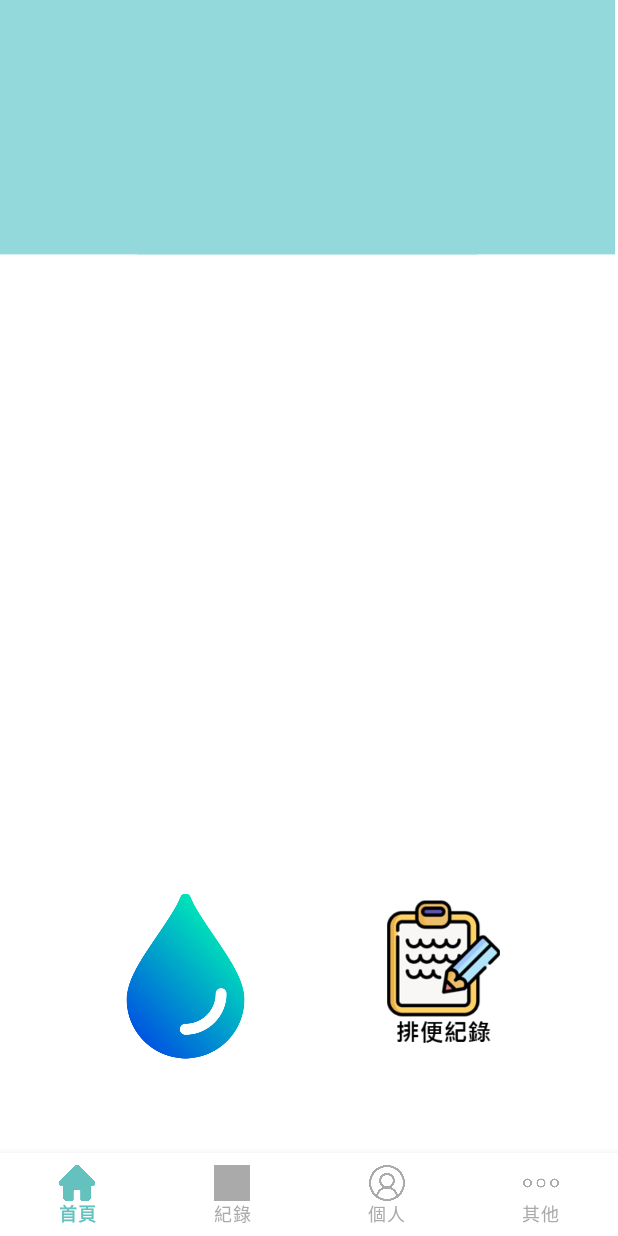
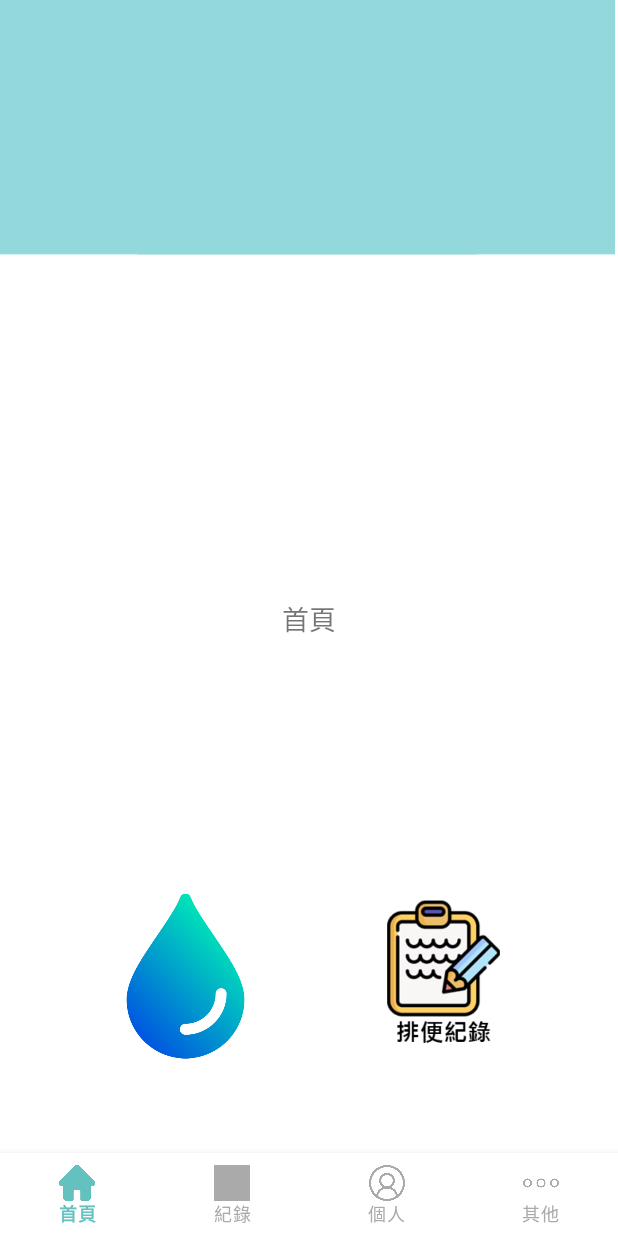
Before and after one commit to YShann/rx-and-mvvm, an Android app: the screen it shows after launch (MainActivity), on a phone screen of 412 x 824 dp. Run offline under Robolectric (Android 15) with nearby library versions, the phone set to English and light mode, and no system bars; our stand-ins replace data binding; libraries missing offline, so code that uses them is left out: com.jakewharton.retrofit2.

Commit message:
修改-fragment_home

```diff
--- a/app/src/main/res/layout/fragment_home.xml
+++ b/app/src/main/res/layout/fragment_home.xml
@@ -10,6 +10,17 @@
     <androidx.constraintlayout.widget.ConstraintLayout
         android:layout_width="match_parent"
         android:layout_height="match_parent">
+
+        <TextView
+            android:id="@+id/textView11"
+            android:layout_width="wrap_content"
+            android:layout_height="wrap_content"
+            android:text="首頁"
+            android:textSize="18sp"
+            app:layout_constraintBottom_toBottomOf="parent"
+            app:layout_constraintEnd_toEndOf="parent"
+            app:layout_constraintStart_toStartOf="parent"
+            app:layout_constraintTop_toTopOf="parent" />
 
         <ImageView
             android:id="@+id/imag_defecation"
```
